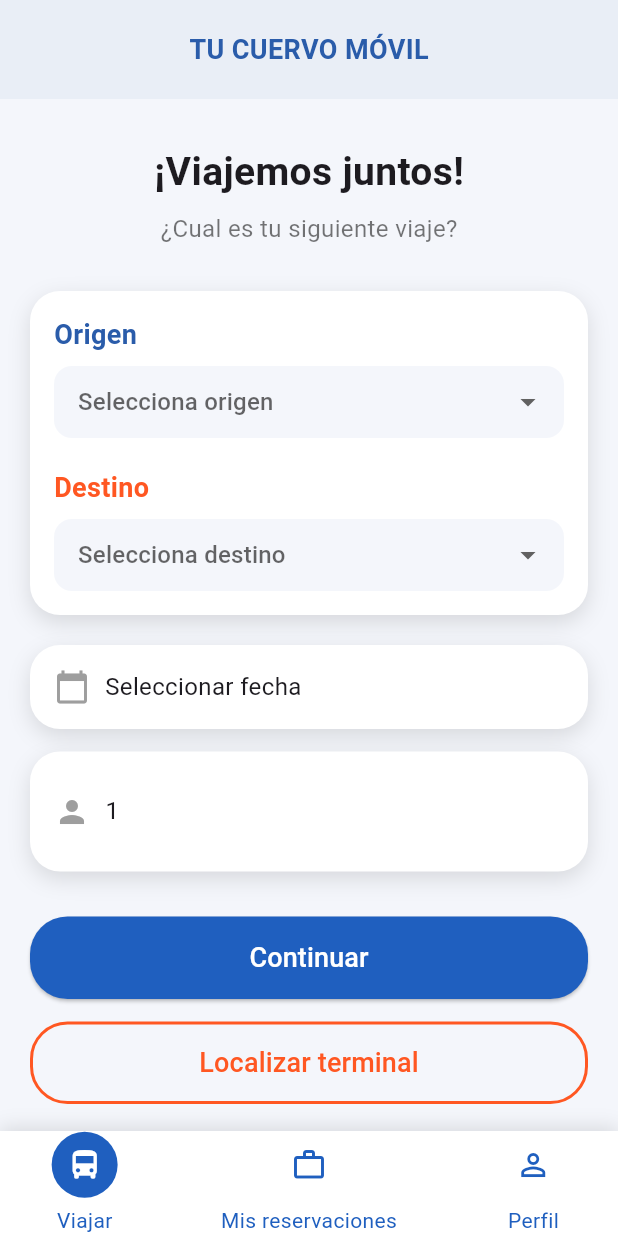
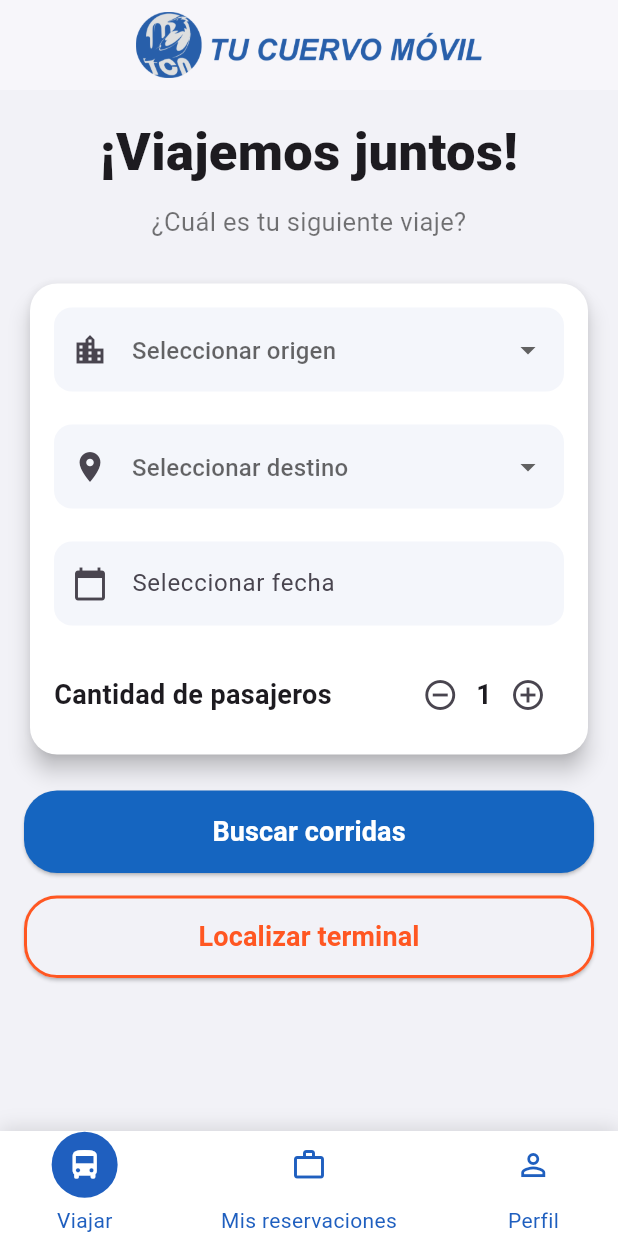
Before and after one commit to hfigaorozco/TCN_mobile, a Flutter app: the screen it shows after launch, on a phone screen of 412 x 824 dp. Run offline on Flutter 3.47's test engine with Material 3 defaults, Android fonts, the phone set to English and light mode, and no system bars; our stand-ins replace flutter_map, geolocator, latlong2, supabase_flutter; accounts and stored records are empty.

Commit message:
Mejoras en viajar screen

```diff
--- a/lib/main.dart
+++ b/lib/main.dart
@@ -1,7 +1,14 @@
 import 'package:flutter/material.dart';
 import 'screens/viajar_screen.dart';
+import 'package:supabase_flutter/supabase_flutter.dart';
 
-void main() => runApp(MyApp());
+Future<void> main() async {
+  await Supabase.initialize(
+    url: 'https://cqnoiwypofsmrmtzlyqf.supabase.co',
+    anonKey: 'sb_publishable_4jbwWLvGb1uSQc-w6sCpFQ_lQWKWuMB',
+  );
+  runApp(MyApp());
+}
 
 class MyApp extends StatelessWidget {
   const MyApp({super.key});
--- a/lib/screens/perfil_screen.dart
+++ b/lib/screens/perfil_screen.dart
@@ -15,12 +15,14 @@ class _PerfilScreenState extends State<PerfilScreen> {
   Widget build(BuildContext context) {
     return Scaffold(
       backgroundColor: const Color(0xFFF2F2F7),
+
       appBar: const SharedAppBar(),
-      bottomNavigationBar: const SharedNavBar(selectedIndex: 2),
+
       body: Padding(
         padding: const EdgeInsets.all(16),
         child: Column(
           children: [
+
             Container(
               width: double.infinity,
               padding: const EdgeInsets.symmetric(vertical: 16),
@@ -161,9 +163,13 @@ class _PerfilScreenState extends State<PerfilScreen> {
                 ],
               ),
             ),
+
           ],
         ),
       ),
+
+      bottomNavigationBar: const SharedNavBar(selectedIndex: 2),
+
     );
   }
 }
--- a/lib/screens/terminales_screen.dart
+++ b/lib/screens/terminales_screen.dart
@@ -1,4 +1,5 @@
 import 'package:flutter/material.dart';
+import 'shared_appbar.dart';
 import 'package:geolocator/geolocator.dart';
 import 'package:flutter_map/flutter_map.dart';
 import 'package:latlong2/latlong.dart';
@@ -184,7 +185,7 @@ class _TerminalesScreenState extends State<TerminalesScreen> {
   Widget build(BuildContext context) {
     return Scaffold(
       backgroundColor: _backgroundGray,
-      appBar: AppBar(title: const Text('Tu Cuervo Móvil')),
+      appBar: const SharedAppBar(),
 
       body: Padding(
         padding: const EdgeInsets.all(16),
--- a/lib/screens/viajar_screen.dart
+++ b/lib/screens/viajar_screen.dart
@@ -1,296 +1,321 @@
 import 'package:flutter/material.dart';
-import 'reservaciones_screen.dart';
-import 'perfil_screen.dart';
+import 'Corridas_screen.dart';
 import 'terminales_screen.dart';
+import 'shared_appbar.dart';
 import 'shared_navbar.dart';
-import 'Corridas_screen.dart';
 
 class ViajarScreen extends StatefulWidget {
   const ViajarScreen({super.key});
 
   @override
-  _ViajarScreenState createState() => _ViajarScreenState();
+  State<ViajarScreen> createState() => _ViajarScreenState();
 }
 
 class _ViajarScreenState extends State<ViajarScreen> {
-  String? origenSeleccionado;
-  String? destinoSeleccionado;
-  DateTime? fechaSeleccionada;
-  int pasajeros = 1;
+
+  final fechaController = TextEditingController();
+
+  String? _origen;
+  String? _destino;
+  int _cantPasajeros = 1;
 
   final List<String> ciudades = [
-    "Tijuana",
-    "Tecate",
-    "Mexicali",
-    "Rosarito",
-    "San Quintin",
+    'Tijuana',
+    'Ensenada',
+    'Mexicali',
+    'Hermosillo',
+    'Navojoa'
   ];
+
+  DateTime? fechaSeleccionada;
+
+  Future<void> seleccionarFecha(BuildContext context) async {
+
+    final DateTime hoy = DateTime.now();
+    final DateTime limite = hoy.add(const Duration(days: 15));
+
+    final DateTime? fecha = await showDatePicker(
+      context: context,
+      initialDate: fechaSeleccionada ?? hoy,
+      firstDate: hoy,
+      lastDate: limite,
+    );
+
+    if (fecha != null) {
+      setState(() {
+        fechaSeleccionada = fecha;
+        fechaController.text =
+            "${fecha.day}/${fecha.month}/${fecha.year}";
+      });
+    }
+  }
+
+  void aumentarPasajeros() {
+    if (_cantPasajeros < 10) {
+      setState(() {
+        _cantPasajeros++;
+      });
+    }
+  }
+
+  void disminuirPasajeros() {
+    if (_cantPasajeros > 1) {
+      setState(() {
+        _cantPasajeros--;
+      });
+    }
+  }
+
+  @override
+  void dispose() {
+    fechaController.dispose();
+    super.dispose();
+  }
+
+  InputDecoration inputDecoracion(String hint, IconData icon) {
+    return InputDecoration(
+      hintText: hint,
+      prefixIcon: Icon(icon),
+      filled: true,
+      fillColor: const Color(0xFFF4F6FB),
+      border: OutlineInputBorder(
+        borderRadius: BorderRadius.circular(12),
+        borderSide: BorderSide.none,
+      ),
+    );
+  }
 
   @override
   Widget build(BuildContext context) {
     return Scaffold(
-      backgroundColor: const Color(0xFFF4F6FB),
+      backgroundColor: const Color(0xFFF2F2F7),
+
+      appBar: SharedAppBar(),
 
       body: SafeArea(
         child: SingleChildScrollView(
+          child: Padding(
+            padding: const EdgeInsets.all(16),
             child: Column(
               children: [
-              Container(
-                width: double.infinity,
-                padding: const EdgeInsets.symmetric(vertical: 20),
-                color: const Color(0xFFE9EEF6),
-                child: Row(
-                  mainAxisAlignment: MainAxisAlignment.center,
-                  children: const [
+
+                const Text(
+                  "¡Viajemos juntos!",
+                  textAlign: TextAlign.center,
+                  style: TextStyle(
+                    fontSize: 35,
+                    fontWeight: FontWeight.w900,
+                  ),
+                ),
+
+                const SizedBox(height: 10),
+
+                const Text(
+                  "¿Cuál es tu siguiente viaje?",
+                  textAlign: TextAlign.center,
+                  style: TextStyle(
+                    fontSize: 17,
+                    color: Colors.black54,
+                  ),
+                ),
+
+                const SizedBox(height: 25),
+
+                /// CARD PRINCIPAL
+                Card(
+                  color: Colors.white,
+                  elevation: 6,
+                  shape: RoundedRectangleBorder(
+                    borderRadius: BorderRadius.circular(18),
+                  ),
+                  child: Padding(
+                    padding: const EdgeInsets.all(16),
+                    child: Column(
+                      children: [
+
+                        /// ORIGEN
+                        DropdownButtonFormField<String>(
+                          value: _origen,
+                          hint: const Text("Seleccionar origen"),
+                          items: ciudades.map((value) {
+                            return DropdownMenuItem(
+                              value: value,
+                              child: Text(value),
+                            );
+                          }).toList(),
+                          onChanged: (value) {
+                            setState(() {
+                              _origen = value;
+                            });
+                          },
+                          decoration: inputDecoracion(
+                            "Origen",
+                            Icons.location_city,
+                          ),
+                        ),
+
+                        const SizedBox(height: 22),
+
+                        /// DESTINO
+                        DropdownButtonFormField<String>(
+                          value: _destino,
+                          hint: const Text("Seleccionar destino"),
+                          items: ciudades.map((value) {
+                            return DropdownMenuItem(
+                              value: value,
+                              child: Text(value),
+                            );
+                          }).toList(),
+                          onChanged: (value) {
+                            setState(() {
+                              _destino = value;
+                            });
+                          },
+                          decoration: inputDecoracion(
+                            "Destino",
+                            Icons.location_on,
+                          ),
+                        ),
+
+                        const SizedBox(height: 22),
+
+                        /// FECHA
+                        TextField(
+                          controller: fechaController,
+                          readOnly: true,
+                          onTap: () => seleccionarFecha(context),
+                          decoration: inputDecoracion(
+                            "Seleccionar fecha",
+                            Icons.calendar_today,
+                          ),
+                        ),
+
+                        const SizedBox(height: 22),
+
+                        /// PASAJEROS
+                        Row(
+                          mainAxisAlignment: MainAxisAlignment.spaceBetween,
+                          children: [
+
+                            const Text(
+                              "Cantidad de pasajeros",
+                              style: TextStyle(
+                                fontWeight: FontWeight.bold,
+                                fontSize: 18,
+                              ),
+                            ),
+
+                            Row(
+                              children: [
+
+                                IconButton(
+                                  onPressed: disminuirPasajeros,
+                                  icon: const Icon(Icons.remove_circle_outline),
+                                ),
+
                                 Text(
-                      "TU CUERVO MÓVIL",
-                      style: TextStyle(
+                                  "$_cantPasajeros",
+                                  style: const TextStyle(
                                     fontSize: 18,
                                     fontWeight: FontWeight.bold,
-                        color: Color(0xFF2A5CAA),
                                   ),
                                 ),
+
+                                IconButton(
+                                  onPressed: aumentarPasajeros,
+                                  icon: const Icon(Icons.add_circle_outline),
+                                ),
+
+                              ],
+                            )
+
+                          ],
+                        ),
+
                       ],
                     ),
                   ),
-
-              const SizedBox(height: 30),
-
-              const Text(
-                "¡Viajemos juntos!",
-                style: TextStyle(fontSize: 26, fontWeight: FontWeight.bold),
-              ),
-
-              const SizedBox(height: 8),
-
-              const Text(
-                "¿Cual es tu siguiente viaje?",
-                style: TextStyle(fontSize: 16, color: Colors.black54),
-              ),
-
-              const SizedBox(height: 30),
-
-              Padding(
-                padding: const EdgeInsets.symmetric(horizontal: 20),
-                child: _cardOrigenDestino(),
                 ),
 
                 const SizedBox(height: 20),
 
-              Padding(
-                padding: const EdgeInsets.symmetric(horizontal: 20),
-                child: _cardFecha(),
+                /// BOTON CONTINUAR
+                ElevatedButton(
+                  style: ElevatedButton.styleFrom(
+                    backgroundColor: const Color(0xFF1565C0),
+                    foregroundColor: Colors.white,
+                    minimumSize: const Size(double.infinity, 55),
+                    shape: RoundedRectangleBorder(
+                      borderRadius: BorderRadius.circular(22),
                     ),
+                  ),
+                  onPressed: () {
 
-              const SizedBox(height: 15),
+                    if (_origen == null || _destino == null || fechaSeleccionada == null) {
+                      ScaffoldMessenger.of(context).showSnackBar(
+                        const SnackBar(
+                          content: Text("Completa todos los campos"),
+                        ),
+                      );
+                      return;
+                    }
 
-              Padding(
-                padding: const EdgeInsets.symmetric(horizontal: 20),
-                child: _cardPasajeros(),
-              ),
-
-              const SizedBox(height: 30),
-
-              Padding(
-                padding: const EdgeInsets.symmetric(horizontal: 20),
-                child: SizedBox(
-                  width: double.infinity,
-                  height: 55,
-                  child: ElevatedButton(
-                    onPressed: () {
                     Navigator.push(
                       context,
-                        MaterialPageRoute(builder: (context) => const CorridasScreen()),
+                      MaterialPageRoute(
+                        builder: (context) => CorridasScreen(),
+                      ),
                     );
                   },
-                    style: ElevatedButton.styleFrom(
-                      backgroundColor: const Color(0xFF1F5FBF),
-                      shape: RoundedRectangleBorder(
-                        borderRadius: BorderRadius.circular(25),
-                      ),
-                    ),
                   child: const Text(
-                      "Continuar",
-                      style: TextStyle(fontSize: 18, color: Colors.white),
-                    ),
+                    "Buscar corridas",
+                    style: TextStyle(
+                      fontSize: 18,
+                      fontWeight: FontWeight.bold,
                     ),
                   ),
                 ),
 
                 const SizedBox(height: 15),
 
-              Padding(
-                padding: const EdgeInsets.symmetric(horizontal: 20),
-                child: SizedBox(
-                  width: double.infinity,
-                  height: 55,
-                  child: OutlinedButton(
+                /// BOTON TERMINALES
+                ElevatedButton(
+                  style: ElevatedButton.styleFrom(
+                    backgroundColor: const Color(0xFFF2F2F7),
+                    foregroundColor: Colors.deepOrange,
+                    minimumSize: const Size(double.infinity, 55),
+                    side: const BorderSide(
+                      color: Colors.deepOrange,
+                      width: 2,
+                    ),
+                    shape: RoundedRectangleBorder(
+                      borderRadius: BorderRadius.circular(22),
+                    ),
+                  ),
                   onPressed: () {
                     Navigator.push(
                       context,
-                        MaterialPageRoute(builder: (context) => const TerminalesScreen()),
+                      MaterialPageRoute(
+                        builder: (_) => TerminalesScreen(),
+                      ),
                     );
                   },
-                    style: OutlinedButton.styleFrom(
-                      side: const BorderSide(color: Colors.deepOrange, width: 2),
-                      shape: RoundedRectangleBorder(
-                        borderRadius: BorderRadius.circular(25),
+                  child: const Text(
+                    "Localizar terminal",
+                    style: TextStyle(
+                      fontWeight: FontWeight.bold,
+                      fontSize: 18
                     ),
                   ),
-                    child: const Text(
-                      "Localizar terminal",
-                      style: TextStyle(fontSize: 18, color: Colors.deepOrange),
+                ),
+
+              ],
             ),
           ),
         ),
       ),
 
-              const SizedBox(height: 30),
-            ],
-          ),
-        ),
-      ),
-
-      bottomNavigationBar: const SharedNavBar(selectedIndex: 0),
-    );
-  }
-
-  Widget _cardOrigenDestino() {
-    return Container(
-      padding: const EdgeInsets.all(16),
-      decoration: _boxDecoration(),
-      child: Column(
-        crossAxisAlignment: CrossAxisAlignment.start,
-        children: [
-          const Text(
-            "Origen",
-            style: TextStyle(
-              color: Color(0xFF2A5CAA),
-              fontSize: 18,
-              fontWeight: FontWeight.bold,
-            ),
-          ),
-          const SizedBox(height: 8),
-          DropdownButtonFormField<String>(
-            decoration: _inputDecoration(),
-            hint: const Text("Selecciona origen"),
-            items: ciudades.map((ciudad) {
-              return DropdownMenuItem(value: ciudad, child: Text(ciudad));
-            }).toList(),
-            onChanged: (value) {
-              setState(() {
-                origenSeleccionado = value;
-              });
-            },
-          ),
-          const SizedBox(height: 20),
-          const Text(
-            "Destino",
-            style: TextStyle(
-              color: Colors.deepOrange,
-              fontSize: 18,
-              fontWeight: FontWeight.bold,
-            ),
-          ),
-          const SizedBox(height: 8),
-          DropdownButtonFormField<String>(
-            decoration: _inputDecoration(),
-            hint: const Text("Selecciona destino"),
-            items: ciudades.map((ciudad) {
-              return DropdownMenuItem(value: ciudad, child: Text(ciudad));
-            }).toList(),
-            onChanged: (value) {
-              setState(() {
-                destinoSeleccionado = value;
-              });
-            },
-          ),
-        ],
-      ),
-    );
-  }
-
-  Widget _cardFecha() {
-    return GestureDetector(
-      onTap: () async {
-        DateTime? picked = await showDatePicker(
-          context: context,
-          initialDate: DateTime.now(),
-          firstDate: DateTime.now(),
-          lastDate: DateTime(2030),
-        );
-        if (picked != null) {
-          setState(() {
-            fechaSeleccionada = picked;
-          });
-        }
-      },
-      child: Container(
-        padding: const EdgeInsets.all(16),
-        decoration: _boxDecoration(),
-        child: Row(
-          children: [
-            const Icon(Icons.calendar_today, color: Colors.grey),
-            const SizedBox(width: 10),
-            Text(
-              fechaSeleccionada == null
-                  ? "Seleccionar fecha"
-                  : "${fechaSeleccionada!.day}/${fechaSeleccionada!.month}/${fechaSeleccionada!.year}",
-              style: const TextStyle(fontSize: 16),
-            ),
-          ],
-        ),
-      ),
-    );
-  }
-
-  Widget _cardPasajeros() {
-    return Container(
-      padding: const EdgeInsets.all(16),
-      decoration: _boxDecoration(),
-      child: Row(
-        children: [
-          const Icon(Icons.person, color: Colors.grey),
-          const SizedBox(width: 10),
-          Expanded(
-            child: TextFormField(
-              initialValue: pasajeros.toString(),
-              keyboardType: TextInputType.number,
-              decoration: const InputDecoration(
-                border: InputBorder.none,
-                hintText: "Número de pasajeros",
-              ),
-              onChanged: (value) {
-                setState(() {
-                  pasajeros = int.tryParse(value) ?? 1;
-                });
-              },
-            ),
-          ),
-        ],
-      ),
-    );
-  }
-
-  BoxDecoration _boxDecoration() {
-    return BoxDecoration(
-      color: Colors.white,
-      borderRadius: BorderRadius.circular(20),
-      boxShadow: const [
-        BoxShadow(color: Colors.black12, blurRadius: 12, offset: Offset(0, 5)),
-      ],
-    );
-  }
-
-  InputDecoration _inputDecoration() {
-    return const InputDecoration(
-      filled: true,
-      fillColor: Color(0xFFF4F6FB),
-      border: OutlineInputBorder(
-        borderSide: BorderSide.none,
-        borderRadius: BorderRadius.all(Radius.circular(12)),
-      ),
-      contentPadding: EdgeInsets.symmetric(horizontal: 12, vertical: 10),
+      bottomNavigationBar: SharedNavBar(selectedIndex: 0),
     );
   }
 }
--- a/pubspec.yaml
+++ b/pubspec.yaml
@@ -44,6 +44,7 @@ dev_dependencies:
   permission_handler: ^12.0.1
   flutter_map: ^6.1.0
   latlong2: ^0.9.0
+  supabase_flutter: ^2.0.0
 
   # The "flutter_lints" package below contains a set of recommended lints to
   # encourage good coding practices. The lint set provided by the package is
```
Also changed, not shown: pubspec.lock, 2 other files. Lines whose indentation alone changed are shown as unchanged.
